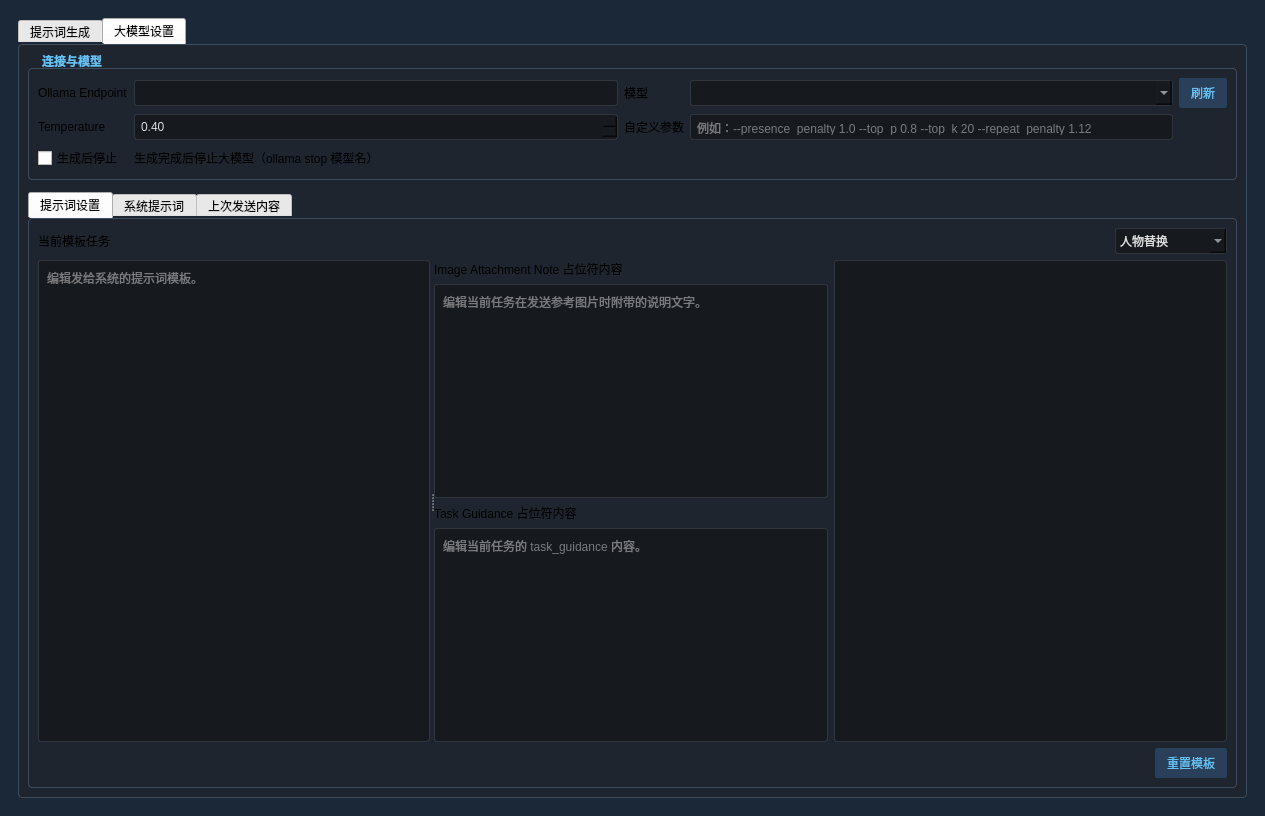
Qt form llmpromptwidget.ui (hanbinhsh/SD-LoRA-Manager) before a commit.
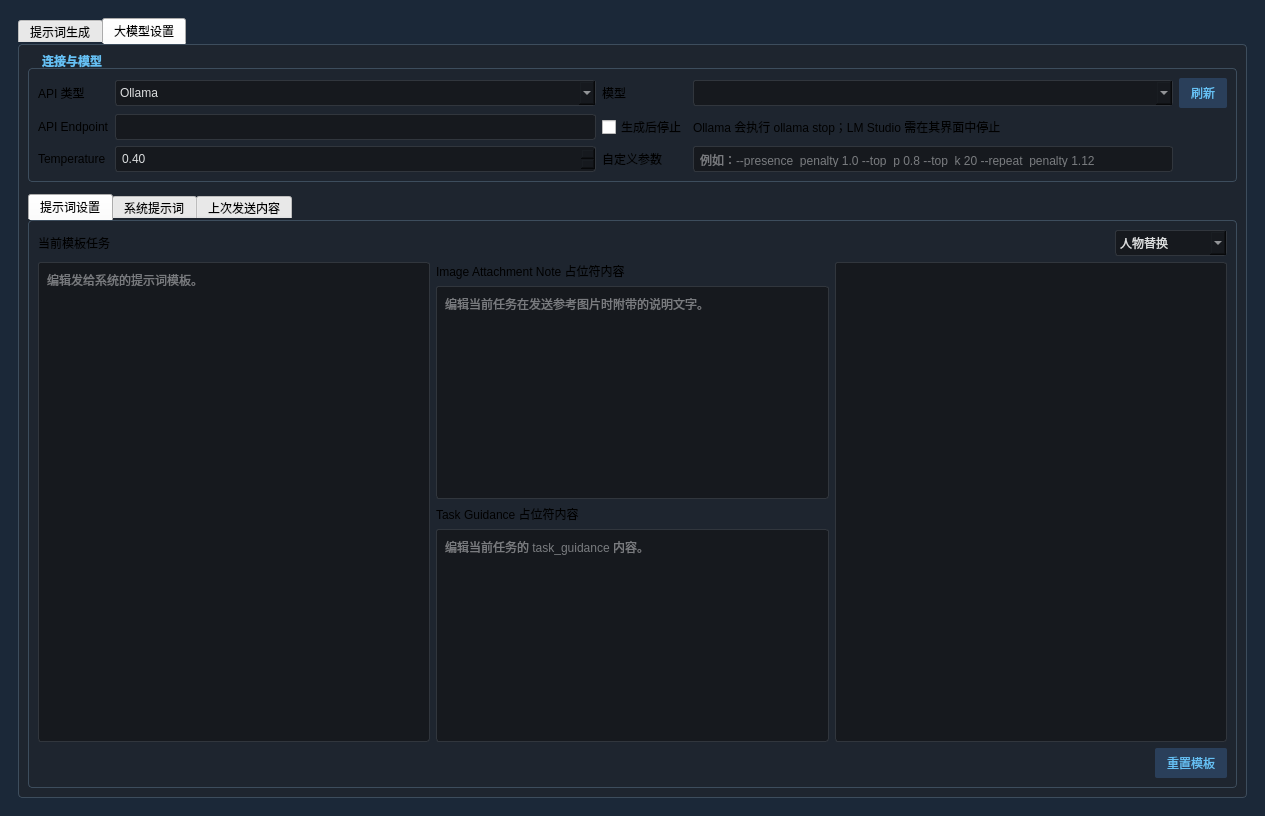
The same form after that commit. The open tabs and pages were chosen to show the change.

What changed in the file:
```diff
--- a/llmpromptwidget.ui
+++ b/llmpromptwidget.ui
@@ -558,59 +558,48 @@
           <string>连接与模型</string>
          </property>
          <layout class="QGridLayout" name="gridLayoutConnection">
-          <item row="4" column="0">
-           <widget class="QCheckBox" name="chkStopModelAfterGenerate">
-            <property name="text">
-             <string>生成后停止</string>
-            </property>
-           </widget>
+          <item row="1" column="1">
+           <widget class="QLineEdit" name="editEndpoint"/>
           </item>
-          <item row="2" column="0">
-           <widget class="QLabel" name="labelTemperature">
-            <property name="text">
-             <string>Temperature</string>
-            </property>
-           </widget>
-          </item>
-          <item row="0" column="4">
-           <widget class="QComboBox" name="comboModel">
-            <property name="editable">
-             <bool>true</bool>
-            </property>
-           </widget>
-          </item>
-          <item row="4" column="1">
-           <widget class="QLabel" name="label">
-            <property name="text">
-             <string>生成完成后停止大模型（ollama stop 模型名）</string>
-            </property>
-           </widget>
-          </item>
-          <item row="0" column="0">
-           <widget class="QLabel" name="labelEndpoint">
-            <property name="text">
-             <string>Ollama Endpoint</string>
-            </property>
-           </widget>
-          </item>
-          <item row="2" column="3">
+          <item row="3" column="3">
            <widget class="QLabel" name="labelCustomOptions">
             <property name="text">
              <string>自定义参数</string>
             </property>
            </widget>
           </item>
-          <item row="0" column="5">
-           <widget class="QPushButton" name="btnFetchModels">
+          <item row="3" column="4">
+           <widget class="QLineEdit" name="editCustomOptions">
+            <property name="toolTip">
+             <string>以命令行风格输入参数。Ollama 会写入 options；LM Studio 会写入 OpenAI 兼容请求顶层。支持 --presence_penalty 1.0、--top_p 0.8、--top_k 20、--repeat_penalty 1.12 等。</string>
+            </property>
+            <property name="placeholderText">
+             <string>例如：--presence_penalty 1.0 --top_p 0.8 --top_k 20 --repeat_penalty 1.12</string>
+            </property>
+           </widget>
+          </item>
+          <item row="3" column="0">
+           <widget class="QLabel" name="labelTemperature">
             <property name="text">
-             <string>刷新</string>
+             <string>Temperature</string>
             </property>
            </widget>
           </item>
           <item row="0" column="1">
-           <widget class="QLineEdit" name="editEndpoint"/>
-          </item>
-          <item row="2" column="1">
+           <widget class="QComboBox" name="comboBackend">
+            <item>
+             <property name="text">
+              <string>Ollama</string>
+             </property>
+            </item>
+            <item>
+             <property name="text">
+              <string>LM Studio</string>
+             </property>
+            </item>
+           </widget>
+          </item>
+          <item row="3" column="1">
            <widget class="QDoubleSpinBox" name="spinTemperature">
             <property name="decimals">
              <number>2</number>
@@ -629,6 +618,20 @@
             </property>
            </widget>
           </item>
+          <item row="0" column="0">
+           <widget class="QLabel" name="labelBackend">
+            <property name="text">
+             <string>API 类型</string>
+            </property>
+           </widget>
+          </item>
+          <item row="1" column="0">
+           <widget class="QLabel" name="labelEndpoint">
+            <property name="text">
+             <string>API Endpoint</string>
+            </property>
+           </widget>
+          </item>
           <item row="0" column="3">
            <widget class="QLabel" name="labelModel">
             <property name="text">
@@ -636,13 +639,31 @@
             </property>
            </widget>
           </item>
-          <item row="2" column="4">
-           <widget class="QLineEdit" name="editCustomOptions">
-            <property name="toolTip">
-             <string>以命令行风格输入 Ollama options。支持 --presence_penalty 1.0、--top_p 0.8、--top_k 20、--repeat_penalty 1.12 等，会自动写入请求的 options。</string>
+          <item row="0" column="4">
+           <widget class="QComboBox" name="comboModel">
+            <property name="editable">
+             <bool>true</bool>
             </property>
-            <property name="placeholderText">
-             <string>例如：--presence_penalty 1.0 --top_p 0.8 --top_k 20 --repeat_penalty 1.12</string>
+           </widget>
+          </item>
+          <item row="0" column="5">
+           <widget class="QPushButton" name="btnFetchModels">
+            <property name="text">
+             <string>刷新</string>
+            </property>
+           </widget>
+          </item>
+          <item row="1" column="3">
+           <widget class="QCheckBox" name="chkStopModelAfterGenerate">
+            <property name="text">
+             <string>生成后停止</string>
+            </property>
+           </widget>
+          </item>
+          <item row="1" column="4">
+           <widget class="QLabel" name="label">
+            <property name="text">
+             <string>Ollama 会执行 ollama stop；LM Studio 需在其界面中停止</string>
             </property>
            </widget>
           </item>
@@ -708,17 +729,14 @@
             </layout>
            </item>
            <item>
-            <widget class="QSplitter" name="splitter">
-             <property name="orientation">
-              <enum>Qt::Orientation::Horizontal</enum>
-             </property>
+            <layout class="QHBoxLayout" name="horizontalLayout">
+             <item>
              <widget class="QPlainTextEdit" name="textPromptTemplate">
               <property name="placeholderText">
                <string>编辑发给系统的提示词模板。</string>
               </property>
              </widget>
-             <widget class="QWidget" name="">
-              <layout class="QHBoxLayout" name="horizontalLayout">
+             </item>
                <item>
                 <layout class="QVBoxLayout" name="verticalLayout_4">
                  <item>
@@ -774,8 +792,6 @@
                 </widget>
                </item>
               </layout>
-             </widget>
-            </widget>
            </item>
            <item>
             <layout class="QHBoxLayout" name="horizontalLayoutPromptTemplateButtons">
```
Left out of the diff: 2 changed lines with no effect on the pictures. Lines whose indentation alone changed are shown as unchanged.
